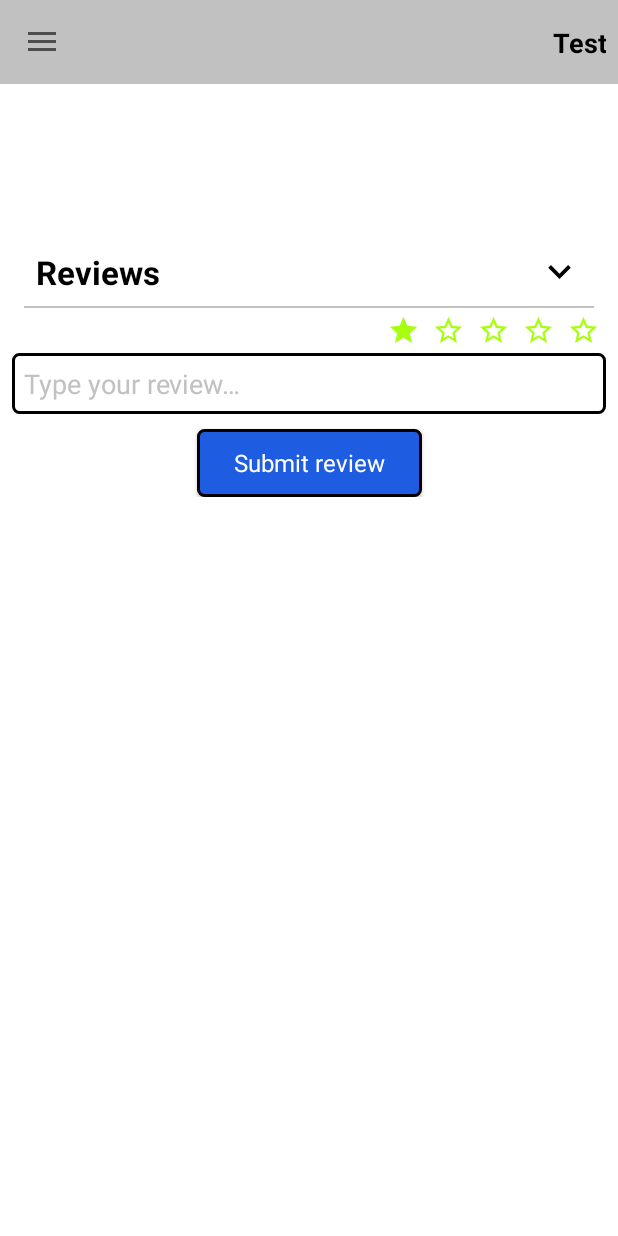
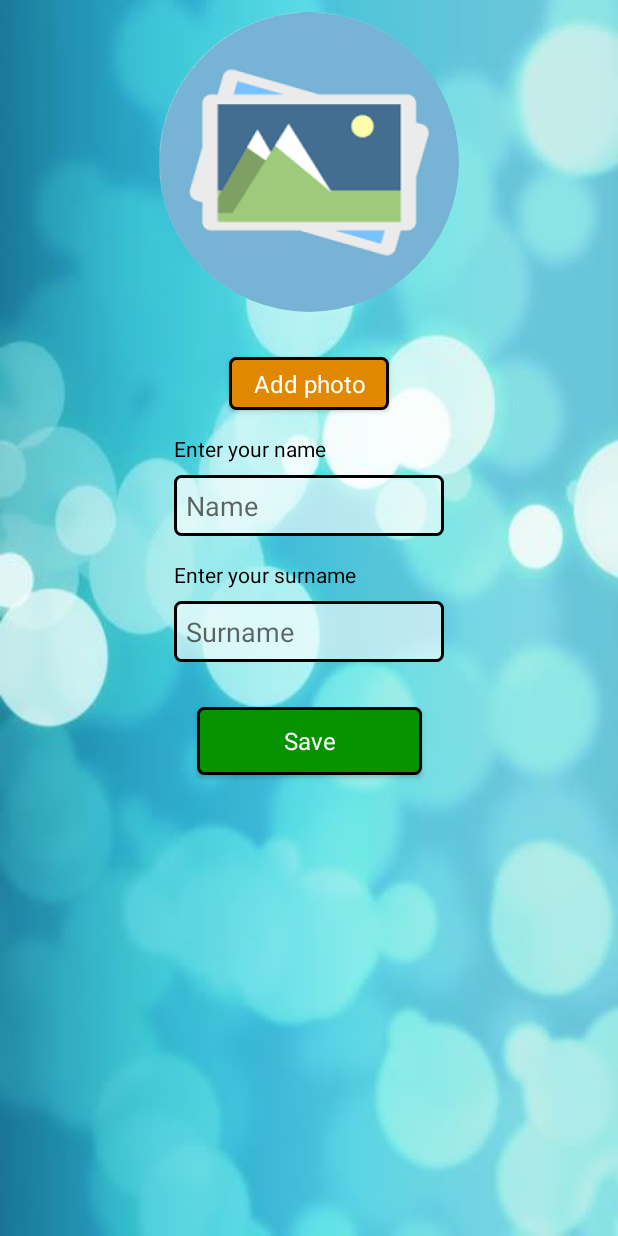
Before and after one commit to stoplus/Test, an Android app: the fragment DetailProductFragment placed in its activity, in the side drawer, after a tap on "Profile", on a phone screen of 412 x 824 dp. Run offline under Robolectric (Android 15) with nearby library versions, the phone set to English and light mode, and no system bars; our stand-ins replace RxJava; libraries missing offline, so code that uses them is left out: com.ihsanbal.logging, com.jakewharton.rxbinding3, com.uber.autodispose, org.jetbrains.anko; pictures from the network do not load; 14 statements that could not run were skipped.

Commit message:
begin profile

```diff
--- a/app/build.gradle
+++ b/app/build.gradle
@@ -64,6 +64,8 @@ dependencies {
         exclude group: 'org.json', module: 'json'
     }
 
+    implementation 'com.karumi:dexter:5.0.0'
+
     //autodispose
     implementation 'com.uber.autodispose:autodispose-ktx:1.2.0'
     implementation 'com.uber.autodispose:autodispose-android-ktx:1.2.0'
--- /dev/null
+++ b/app/src/main/java/com/test/ui/profile/FragmentProfile.kt
@@ -0,0 +1,162 @@
+package com.test.ui.profile
+
+import android.Manifest
+import android.app.Activity
+import android.app.AlertDialog
+import android.content.Intent
+import android.database.Cursor
+import android.net.Uri
+import android.os.Bundle
+import android.provider.MediaStore
+import android.view.LayoutInflater
+import android.view.View
+import android.view.ViewGroup
+import androidx.core.content.FileProvider
+import com.bumptech.glide.Glide
+import com.bumptech.glide.load.engine.DiskCacheStrategy
+import com.test.BuildConfig
+import com.test.R
+import com.test.base.BaseFragment
+import com.test.ui.MainViewModel
+import com.test.utils.clickBtn
+import com.test.utils.withAllPermissions
+import com.uber.autodispose.android.lifecycle.AndroidLifecycleScopeProvider
+import kotlinx.android.synthetic.main.container_for_activity.*
+import kotlinx.android.synthetic.main.fragment_profile.*
+import org.koin.androidx.viewmodel.ext.android.sharedViewModel
+import java.io.File
+
+class FragmentProfile : BaseFragment() {
+
+    private val scope by lazy { AndroidLifecycleScopeProvider.from(this) }
+    private val viewModel by sharedViewModel<MainViewModel>()
+    private lateinit var currentPhotoPath: String
+
+    companion object {
+        const val REQUEST_CODE_PHOTO = 100
+        const val REQUEST_CODE_STORAGE = 222
+        const val TAG = "FragmentProfile"
+        fun newInstance() = FragmentProfile()
+    }
+
+    override fun onCreateView(
+        inflater: LayoutInflater,
+        container: ViewGroup?,
+        savedInstanceState: Bundle?
+    ): View? {
+        return inflater.inflate(R.layout.fragment_profile, container, false)
+    }
+
+    override fun onResume() {
+        super.onResume()
+        profileAddPhotoBtn.clickBtn(scope) { choosePathForPhoto() }
+        profileSaveBtn.clickBtn(scope) { saveProfile() }
+    }
+
+    override fun onViewCreated(view: View, savedInstanceState: Bundle?) {
+        super.onViewCreated(view, savedInstanceState)
+
+        activity?.also {
+            it.main_toolbar.visibility = View.GONE
+            profile_name.requestFocus()
+        }
+
+        context?.also {
+            Glide.with(it).load(R.drawable.default_photo)
+                .fitCenter()
+                .circleCrop()
+                .error(R.drawable.default_photo)
+                .diskCacheStrategy(DiskCacheStrategy.RESOURCE)
+                .into(profilePhoto)
+        }
+    }
+
+    private fun choosePathForPhoto() {
+        context?.also {
+            val alertDialog = AlertDialog.Builder(it)
+            alertDialog.setTitle(resources.getString(R.string.dialog_choose_title))
+            alertDialog.setMessage(resources.getString(R.string.dialog_choose_text))
+                .setIcon(R.drawable.question)
+                .setNegativeButton(resources.getString(R.string.dialog_choose_gallery_btn)) { dialog, _ ->
+                    getImage()
+                    dialog.dismiss()
+                }
+                .setPositiveButton(resources.getString(R.string.dialog_choose_camera_btn)) { dialog, _ ->
+                    makePhoto()
+                    dialog.dismiss()
+                }
+            alertDialog.show()
+        }
+    }
+
+    private fun saveProfile() {
+    }
+
+    private fun getImage() = withAllPermissions(Manifest.permission.WRITE_EXTERNAL_STORAGE) {
+        //        val photoPickerIntent = Intent(Intent.ACTION_PICK)
+//        photoPickerIntent.type = "image/*"
+//        startActivityForResult(photoPickerIntent, REQUEST_CODE_STORAGE)
+
+        val activity = activity ?: return@withAllPermissions
+        val file = File.createTempFile("photo", ".jpg", activity.filesDir)
+        currentPhotoPath = "file:${file.absolutePath}"
+        startActivityForResult(Intent(Intent.ACTION_PICK).apply {
+            type = "image/*"
+            putExtra(
+                MediaStore.EXTRA_OUTPUT, FileProvider.getUriForFile(
+                    activity,
+                    BuildConfig.APPLICATION_ID + ".provider",
+                    file
+                )
+            )
+        }, REQUEST_CODE_PHOTO)
+    }
+
+    private fun makePhoto() =
+        withAllPermissions(Manifest.permission.CAMERA, Manifest.permission.WRITE_EXTERNAL_STORAGE) {
+            val activity = activity ?: return@withAllPermissions
+            val file = File.createTempFile("photo", ".jpg", activity.filesDir)
+            currentPhotoPath = "file:${file.absolutePath}"
+            startActivityForResult(Intent(MediaStore.ACTION_IMAGE_CAPTURE).apply {
+                putExtra(
+                    MediaStore.EXTRA_OUTPUT, FileProvider.getUriForFile(
+                        activity,
+                        BuildConfig.APPLICATION_ID + ".provider",
+                        file
+                    )
+                )
+            }, REQUEST_CODE_PHOTO)
+        }
+
+    override fun onActivityResult(requestCode: Int, resultCode: Int, data: Intent?) {
+        super.onActivityResult(requestCode, resultCode, data)
+
+        if (resultCode == Activity.RESULT_OK) {
+            when (requestCode) {
+                REQUEST_CODE_PHOTO -> {
+                    context?.also {
+                        Glide.with(it).load(currentPhotoPath)
+                            .fitCenter()
+                            .circleCrop()
+                            .error(R.drawable.default_photo)
+                            .diskCacheStrategy(DiskCacheStrategy.RESOURCE)
+                            .into(profilePhoto)
+                    }
+                    saveProfile()
+                }
+                REQUEST_CODE_STORAGE -> {
+                    context?.also {
+                        Glide.with(it).load(currentPhotoPath)
+                            .fitCenter()
+                            .circleCrop()
+                            .error(R.drawable.default_photo)
+                            .diskCacheStrategy(DiskCacheStrategy.RESOURCE)
+                            .into(profilePhoto)
+                        saveProfile()
+
+                    }
+                }
+            }
+        }
+    }
+}
--- /dev/null
+++ b/app/src/main/res/drawable/frame_black_background_white.xml
@@ -0,0 +1,9 @@
+<?xml version="1.0" encoding="utf-8"?>
+<shape xmlns:android="http://schemas.android.com/apk/res/android"
+    android:thickness="0dp"
+    android:shape="rectangle">
+    <stroke android:width="2dp"
+        android:color="#000000"/>
+    <corners android:radius="4dp" />
+    <solid android:color="@color/white_60"/>
+</shape>
--- /dev/null
+++ b/app/src/main/res/layout/fragment_profile.xml
@@ -0,0 +1,102 @@
+<?xml version="1.0" encoding="utf-8"?>
+<androidx.constraintlayout.widget.ConstraintLayout xmlns:android="http://schemas.android.com/apk/res/android"
+    xmlns:app="http://schemas.android.com/apk/res-auto"
+    xmlns:tools="http://schemas.android.com/tools"
+    android:layout_width="match_parent"
+    android:background="@drawable/background_profile"
+    android:layout_height="match_parent">
+
+    <ImageView
+        android:id="@+id/profilePhoto"
+        android:layout_width="wrap_content"
+        android:layout_height="200dp"
+        android:layout_marginTop="8dp"
+        android:adjustViewBounds="true"
+        android:background="@android:color/transparent"
+        app:layout_constraintEnd_toEndOf="parent"
+        app:layout_constraintStart_toStartOf="parent"
+        app:layout_constraintTop_toTopOf="parent"
+        tools:ignore="ContentDescription"
+        app:srcCompat="@drawable/default_photo" />
+
+    <Button
+        android:id="@+id/profileAddPhotoBtn"
+        style="@style/ButtonYellowTheme"
+        android:layout_width="wrap_content"
+        android:layout_height="@dimen/small_btn_height"
+        android:layout_marginTop="30dp"
+        android:gravity="center"
+        android:text="@string/profile_add_photo_btn"
+        android:textColor="@color/white"
+        android:textSize="16sp"
+        app:layout_constraintEnd_toEndOf="parent"
+        app:layout_constraintStart_toStartOf="parent"
+        app:layout_constraintTop_toBottomOf="@+id/profilePhoto" />
+
+    <TextView
+        android:id="@+id/profileNameTitle"
+        android:layout_width="wrap_content"
+        android:layout_height="wrap_content"
+        android:layout_marginTop="16dp"
+        android:text="Enter your name"
+        android:textColor="@color/black"
+        app:layout_constraintStart_toStartOf="@+id/profile_name"
+        app:layout_constraintTop_toBottomOf="@+id/profileAddPhotoBtn" />
+
+    <EditText
+        android:id="@+id/profile_name"
+        android:layout_width="180dp"
+        android:layout_height="wrap_content"
+        android:layout_marginTop="8dp"
+        android:background="@drawable/frame_black_background_white"
+        android:hint="@string/profile_hint_name"
+        android:inputType="text"
+        android:maxLength="25"
+        android:padding="8dp"
+        app:layout_constraintEnd_toEndOf="parent"
+        app:layout_constraintStart_toStartOf="parent"
+        app:layout_constraintTop_toBottomOf="@+id/profileNameTitle"
+        tools:ignore="Autofill" />
+
+    <TextView
+        android:id="@+id/profileSurnameTitle"
+        android:layout_width="wrap_content"
+        android:layout_height="wrap_content"
+        android:layout_marginTop="16dp"
+        android:text="@string/profile_surname_title"
+        android:textColor="@color/black"
+        app:layout_constraintStart_toStartOf="@+id/profileSurname"
+        app:layout_constraintTop_toBottomOf="@+id/profile_name" />
+
+    <EditText
+        android:id="@+id/profileSurname"
+        android:layout_width="180dp"
+        android:layout_height="wrap_content"
+        android:layout_marginTop="8dp"
+        android:background="@drawable/frame_black_background_white"
+        android:hint="@string/profile_hint_surname"
+        android:inputType="text"
+        android:maxLength="25"
+        android:padding="8dp"
+        app:layout_constraintEnd_toEndOf="parent"
+        app:layout_constraintStart_toStartOf="parent"
+        app:layout_constraintTop_toBottomOf="@id/profileSurnameTitle"
+        tools:ignore="Autofill" />
+
+
+    <Button
+        android:id="@+id/profileSaveBtn"
+        style="@style/ButtonGreenTheme"
+        android:layout_width="150dp"
+        android:layout_height="45dp"
+        android:layout_marginTop="30dp"
+        android:gravity="center"
+        android:text="@string/profile_save_btn"
+        android:textColor="@color/white"
+        android:textSize="16sp"
+        app:layout_constraintEnd_toEndOf="parent"
+        app:layout_constraintStart_toStartOf="parent"
+        app:layout_constraintTop_toBottomOf="@+id/profileSurname" />
+
+
+</androidx.constraintlayout.widget.ConstraintLayout>
--- a/app/src/main/res/values/colors.xml
+++ b/app/src/main/res/values/colors.xml
@@ -24,5 +24,6 @@
     <color name="winner_color">#0D9407</color>
     <color name="black_30">#4A020202</color>
     <color name="white_30">#4AFFFFFF</color>
+    <color name="white_60">#9AFFFFFF</color>
     <color name="pending">#FD8609</color>
 </resources>
--- a/app/src/main/res/values/dimens.xml
+++ b/app/src/main/res/values/dimens.xml
@@ -1,6 +1,6 @@
 <resources>
     <dimen name="small_btn_width">150dp</dimen>
-    <dimen name="small_btn_height">45dp</dimen>
+    <dimen name="small_btn_height">35dp</dimen>
     <dimen name="sport_betting_btn_height">30dp</dimen>
     <dimen name="big_btn_width">250dp</dimen>
     <dimen name="big_btn_height">45dp</dimen>
--- a/app/src/main/res/values/strings.xml
+++ b/app/src/main/res/values/strings.xml
@@ -27,7 +27,18 @@
     <string name="comment_posted">Review posted</string>
     <string name="comment_hint">Type your review…</string>
 
+    <string name="profile_hint_name">Name</string>
+    <string name="profile_name_title">Enter your name</string>
+    <string name="profile_hint_surname">Surname</string>
+    <string name="profile_save_btn">Save</string>
+    <string name="profile_add_photo_btn">Add photo</string>
+    <string name="profile_add_change_btn">Change photo</string>
+    <string name="profile_surname_title">Enter your surname</string>
 
+    <string name="dialog_choose_text">Choose a photo from the gallery or take it on camera?</string>
+    <string name="dialog_choose_title">Where to get the photo?</string>
+    <string name="dialog_choose_gallery_btn">Gallery</string>
+    <string name="dialog_choose_camera_btn">Camera</string>
 
     <string name="login_ok_title">Main menu</string>
     <string name="login_ok_scan_btn">Scan ticket</string>
--- a/app/src/main/res/values/styles.xml
+++ b/app/src/main/res/values/styles.xml
@@ -43,6 +43,8 @@
     </style>
 
     <style name="ButtonYellowTheme" parent="TestButton">
+        <item name="android:paddingEnd">16dp</item>
+        <item name="android:paddingStart">16dp</item>
         <item name="android:background">@drawable/selector_button_yellow</item>
     </style>
 
--- /dev/null
+++ b/app/src/main/res/xml/provider_paths.xml
@@ -0,0 +1,6 @@
+<?xml version="1.0" encoding="utf-8"?>
+<paths>
+    <files-path
+        name="files"
+        path="."/>
+</paths>
```
Also changed, not shown: app/src/main/AndroidManifest.xml (+13 -0 lines), app/src/main/java/com/test/network/models/UserModel.kt (+3 -1 lines), app/src/main/java/com/test/ui/login/LoginFragment.kt (+1 -1 lines), app/src/main/java/com/test/ui/login/RegisterFragment.kt (+1 -1 lines), app/src/main/java/com/test/ui/products/ProductActivity.kt (+21 -13 lines), app/src/main/java/com/test/utils/PermissionExt.kt (added, +44 -0 lines), app/src/main/res/drawable/background_profile.jpg (added), app/src/main/res/drawable/default_photo.png (added), app/src/main/res/drawable/question.png (added).
